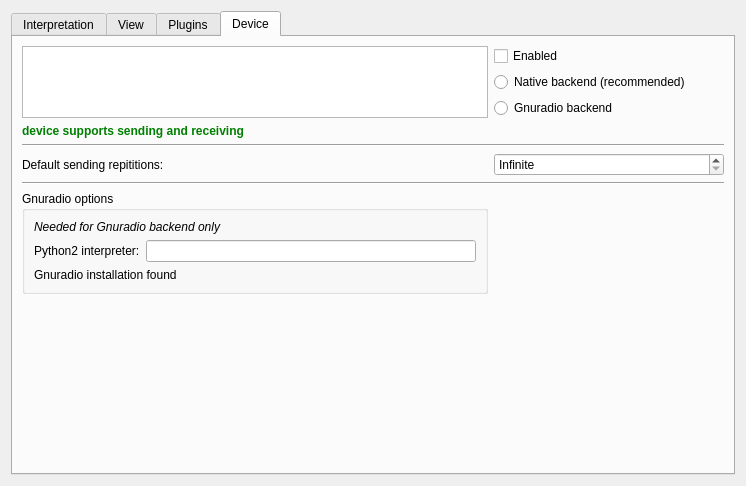
rsumner33/urh, file ui/options.ui: the form before one commit.
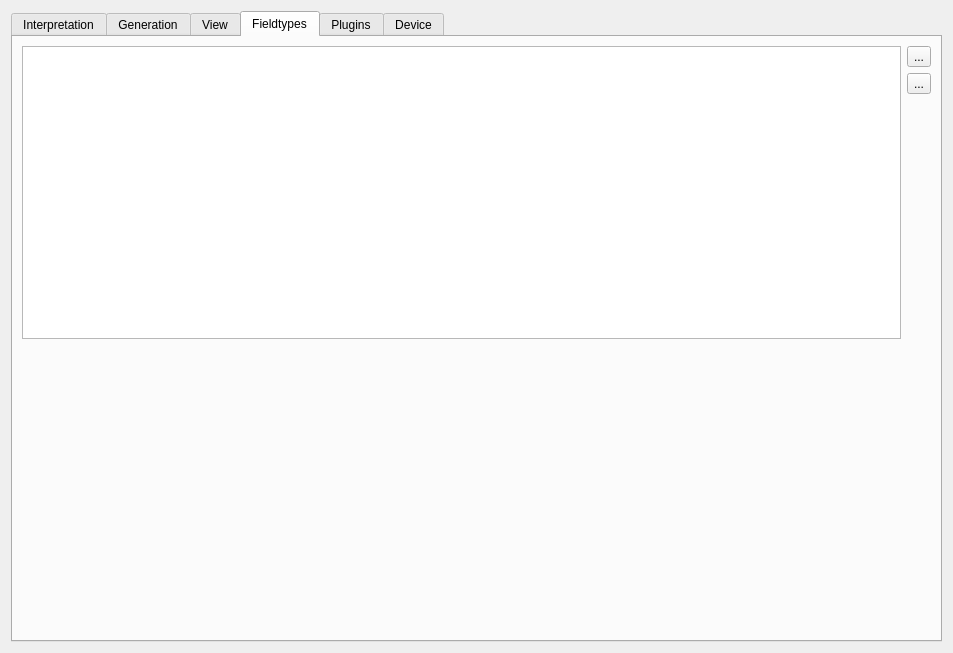
The form after the commit. The open tabs and pages were chosen to show the change. Icons and pictures are not drawn. Custom widgets are drawn as their Qt base class.

What changed in the file:
```diff
--- a/ui/options.ui
+++ b/ui/options.ui
@@ -6,8 +6,8 @@
    <rect>
     <x>0</x>
     <y>0</y>
-    <width>746</width>
-    <height>486</height>
+    <width>953</width>
+    <height>653</height>
    </rect>
   </property>
   <property name="windowTitle">
@@ -142,6 +142,50 @@
        </item>
       </layout>
      </widget>
+     <widget class="QWidget" name="tabGeneration">
+      <attribute name="title">
+       <string>Generation</string>
+      </attribute>
+      <widget class="QWidget" name="layoutWidget">
+       <property name="geometry">
+        <rect>
+         <x>20</x>
+         <y>20</y>
+         <width>299</width>
+         <height>53</height>
+        </rect>
+       </property>
+       <layout class="QGridLayout" name="gridLayout_4">
+        <item row="0" column="0" colspan="2">
+         <widget class="QCheckBox" name="checkBoxDefaultFuzzingPause">
+          <property name="toolTip">
+           <string>&lt;html&gt;&lt;head/&gt;&lt;body&gt;&lt;p&gt;If you disable the default pause, the pause of the fuzzed message will be used.&lt;/p&gt;&lt;/body&gt;&lt;/html&gt;</string>
+          </property>
+          <property name="text">
+           <string>Use a default pause for fuzzed messages</string>
+          </property>
+         </widget>
+        </item>
+        <item row="1" column="0">
+         <widget class="KillerDoubleSpinBox" name="doubleSpinBoxFuzzingPause">
+          <property name="decimals">
+           <number>3</number>
+          </property>
+          <property name="maximum">
+           <double>999999999.000000000000000</double>
+          </property>
+         </widget>
+        </item>
+        <item row="1" column="1">
+         <widget class="QLabel" name="labelFuzzingSamples">
+          <property name="text">
+           <string>Samples</string>
+          </property>
+         </widget>
+        </item>
+       </layout>
+      </widget>
+     </widget>
      <widget class="QWidget" name="tabView">
       <attribute name="title">
        <string>View</string>
@@ -218,6 +262,76 @@
        </item>
       </layout>
      </widget>
+     <widget class="QWidget" name="tabFieldtypes">
+      <attribute name="title">
+       <string>Fieldtypes</string>
+      </attribute>
+      <layout class="QVBoxLayout" name="verticalLayout_5">
+       <item>
+        <layout class="QHBoxLayout" name="horizontalLayout_3">
+         <item>
+          <widget class="QTableView" name="tblLabeltypes">
+           <property name="alternatingRowColors">
+            <bool>true</bool>
+           </property>
+          </widget>
+         </item>
+         <item>
+          <layout class="QVBoxLayout" name="verticalLayout_3">
+           <item>
+            <widget class="QToolButton" name="btnAddLabelType">
+             <property name="text">
+              <string>...</string>
+             </property>
+             <property name="icon">
+              <iconset theme="list-add">
+               <normaloff>.</normaloff>.</iconset>
+             </property>
+            </widget>
+           </item>
+           <item>
+            <widget class="QToolButton" name="btnRemoveLabeltype">
+             <property name="text">
+              <string>...</string>
+             </property>
+             <property name="icon">
+              <iconset theme="list-remove">
+               <normaloff>.</normaloff>.</iconset>
+             </property>
+            </widget>
+           </item>
+           <item>
+            <spacer name="verticalSpacer_5">
+             <property name="orientation">
+              <enum>Qt::Vertical</enum>
+             </property>
+             <property name="sizeHint" stdset="0">
+              <size>
+               <width>20</width>
+               <height>40</height>
+              </size>
+             </property>
+            </spacer>
+           </item>
+          </layout>
+         </item>
+        </layout>
+       </item>
+       <item>
+        <spacer name="verticalSpacer_4">
+         <property name="orientation">
+          <enum>Qt::Vertical</enum>
+         </property>
+         <property name="sizeHint" stdset="0">
+          <size>
+           <width>20</width>
+           <height>203</height>
+          </size>
+         </property>
+        </spacer>
+       </item>
+      </layout>
+     </widget>
      <widget class="QWidget" name="tab_plugins">
       <attribute name="title">
        <string>Plugins</string>
@@ -321,16 +435,6 @@
           <string>Gnuradio options</string>
          </property>
          <layout class="QGridLayout" name="gridLayout_2">
-          <item row="1" column="1">
-           <widget class="QLineEdit" name="lineEditPython2Interpreter"/>
-          </item>
-          <item row="1" column="0">
-           <widget class="QLabel" name="label_10">
-            <property name="text">
-             <string>Python2 interpreter:</string>
-            </property>
-           </widget>
-          </item>
           <item row="0" column="0" colspan="2">
            <widget class="QLabel" name="label_11">
             <property name="font">
@@ -343,7 +447,17 @@
             </property>
            </widget>
           </item>
-          <item row="2" column="0" colspan="2">
+          <item row="1" column="1">
+           <widget class="QLineEdit" name="lineEditPython2Interpreter">
+            <property name="toolTip">
+             <string>&lt;html&gt;&lt;head/&gt;&lt;body&gt;&lt;p&gt;Use this option if you installed Gnuradio with your package manager e.g. on Linux and Mac OS X.&lt;/p&gt;&lt;/body&gt;&lt;/html&gt;</string>
+            </property>
+            <property name="placeholderText">
+             <string>/usr/bin/python2</string>
+            </property>
+           </widget>
+          </item>
+          <item row="3" column="0" colspan="2">
            <widget class="QLabel" name="lGnuradioInstalled">
             <property name="styleSheet">
              <string notr="true"/>
@@ -375,6 +489,13 @@
    </item>
   </layout>
  </widget>
+ <customwidgets>
+  <customwidget>
+   <class>KillerDoubleSpinBox</class>
+   <extends>QDoubleSpinBox</extends>
+   <header>urh.ui.KillerDoubleSpinBox.h</header>
+  </customwidget>
+ </customwidgets>
  <resources/>
  <connections/>
 </ui>
```
Left out of the diff: 66 changed lines with no effect on the pictures.
